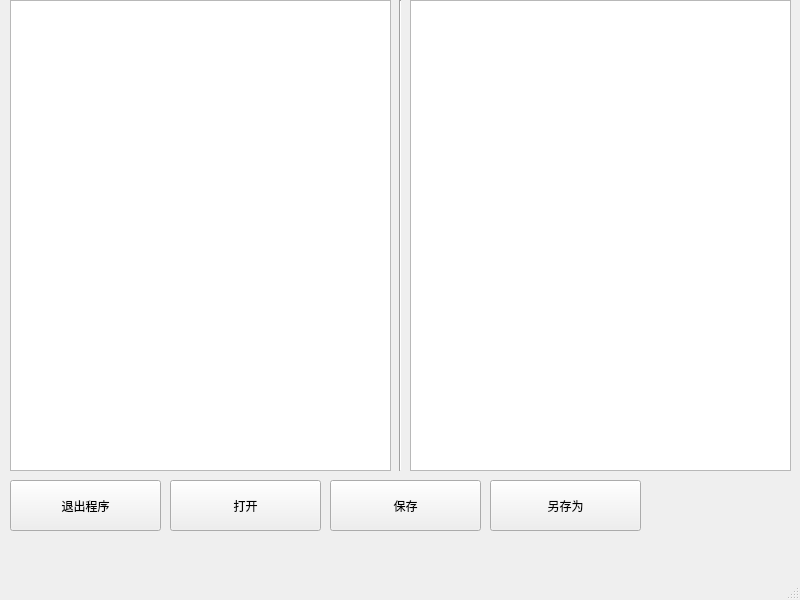
Old version of the form MainWindow.ui in the repository rayxuln/MyQtMultiPlatform0.
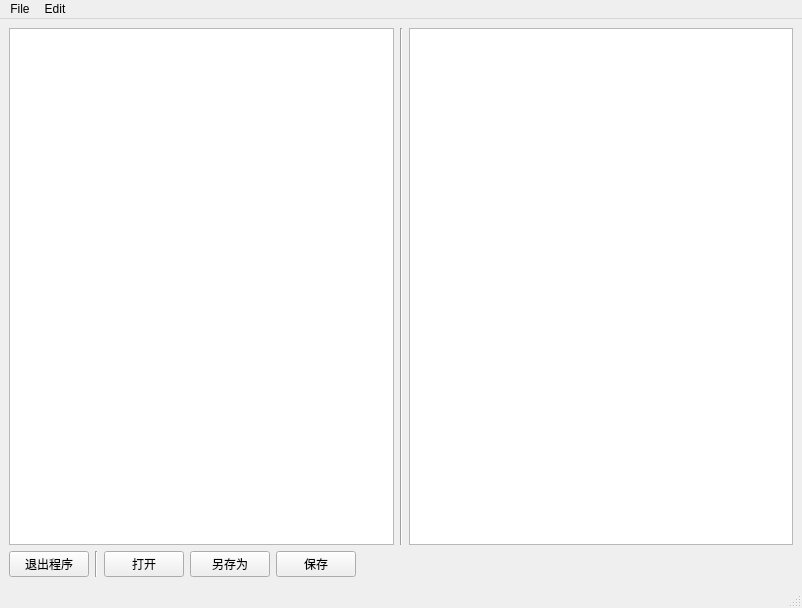
New version of the form. Icons and pictures are not drawn.

```diff
--- a/MainWindow.ui
+++ b/MainWindow.ui
@@ -6,112 +6,165 @@
    <rect>
     <x>0</x>
     <y>0</y>
-    <width>800</width>
-    <height>600</height>
+    <width>802</width>
+    <height>608</height>
    </rect>
   </property>
   <property name="windowTitle">
    <string>MainWindow</string>
   </property>
   <widget class="QWidget" name="centralwidget">
-   <widget class="QPushButton" name="quitButton">
-    <property name="geometry">
-     <rect>
-      <x>10</x>
-      <y>480</y>
-      <width>151</width>
-      <height>51</height>
-     </rect>
-    </property>
-    <property name="text">
-     <string>退出程序</string>
-    </property>
-   </widget>
-   <widget class="QTreeView" name="treeView">
-    <property name="geometry">
-     <rect>
-      <x>10</x>
-      <y>0</y>
-      <width>381</width>
-      <height>471</height>
-     </rect>
-    </property>
-    <property name="animated">
-     <bool>true</bool>
-    </property>
-   </widget>
-   <widget class="QTextBrowser" name="textBrowser">
-    <property name="geometry">
-     <rect>
-      <x>410</x>
-      <y>0</y>
-      <width>381</width>
-      <height>471</height>
-     </rect>
-    </property>
-   </widget>
-   <widget class="Line" name="line">
-    <property name="geometry">
-     <rect>
-      <x>390</x>
-      <y>0</y>
-      <width>20</width>
-      <height>471</height>
-     </rect>
-    </property>
-    <property name="orientation">
-     <enum>Qt::Vertical</enum>
-    </property>
-   </widget>
-   <widget class="QPushButton" name="openButton">
-    <property name="geometry">
-     <rect>
-      <x>170</x>
-      <y>480</y>
-      <width>151</width>
-      <height>51</height>
-     </rect>
-    </property>
-    <property name="text">
-     <string>打开</string>
-    </property>
-   </widget>
-   <widget class="QPushButton" name="saveButton">
-    <property name="geometry">
-     <rect>
-      <x>330</x>
-      <y>480</y>
-      <width>151</width>
-      <height>51</height>
-     </rect>
-    </property>
-    <property name="text">
-     <string>保存</string>
-    </property>
-   </widget>
-   <widget class="QPushButton" name="saveAnotherButton">
-    <property name="geometry">
-     <rect>
-      <x>490</x>
-      <y>480</y>
-      <width>151</width>
-      <height>51</height>
-     </rect>
-    </property>
-    <property name="text">
-     <string>另存为</string>
-    </property>
-   </widget>
+   <property name="sizePolicy">
+    <sizepolicy hsizetype="Expanding" vsizetype="Expanding">
+     <horstretch>0</horstretch>
+     <verstretch>0</verstretch>
+    </sizepolicy>
+   </property>
+   <layout class="QGridLayout" name="gridLayout">
+    <item row="0" column="0">
+     <layout class="QVBoxLayout" name="verticalLayout">
+      <property name="sizeConstraint">
+       <enum>QLayout::SetMaximumSize</enum>
+      </property>
+      <item>
+       <layout class="QHBoxLayout" name="horizontalLayout">
+        <property name="sizeConstraint">
+         <enum>QLayout::SetMinimumSize</enum>
+        </property>
+        <item>
+         <widget class="QTreeView" name="treeView">
+          <property name="animated">
+           <bool>true</bool>
+          </property>
+         </widget>
+        </item>
+        <item>
+         <widget class="Line" name="line">
+          <property name="orientation">
+           <enum>Qt::Vertical</enum>
+          </property>
+         </widget>
+        </item>
+        <item>
+         <widget class="QTextBrowser" name="textBrowser"/>
+        </item>
+       </layout>
+      </item>
+      <item>
+       <layout class="QHBoxLayout" name="horizontalLayout_3">
+        <item>
+         <widget class="QPushButton" name="quitButton">
+          <property name="sizePolicy">
+           <sizepolicy hsizetype="Maximum" vsizetype="Maximum">
+            <horstretch>0</horstretch>
+            <verstretch>0</verstretch>
+           </sizepolicy>
+          </property>
+          <property name="text">
+           <string>退出程序</string>
+          </property>
+          <property name="flat">
+           <bool>false</bool>
+          </property>
+         </widget>
+        </item>
+        <item>
+         <widget class="Line" name="line_2">
+          <property name="orientation">
+           <enum>Qt::Vertical</enum>
+          </property>
+         </widget>
+        </item>
+        <item>
+         <widget class="QPushButton" name="openButton">
+          <property name="sizePolicy">
+           <sizepolicy hsizetype="Maximum" vsizetype="Maximum">
+            <horstretch>0</horstretch>
+            <verstretch>0</verstretch>
+           </sizepolicy>
+          </property>
+          <property name="text">
+           <string>打开</string>
+          </property>
+         </widget>
+        </item>
+        <item>
+         <widget class="QPushButton" name="saveAnotherButton">
+          <property name="sizePolicy">
+           <sizepolicy hsizetype="Maximum" vsizetype="Maximum">
+            <horstretch>0</horstretch>
+            <verstretch>0</verstretch>
+           </sizepolicy>
+          </property>
+          <property name="text">
+           <string>另存为</string>
+          </property>
+         </widget>
+        </item>
+        <item>
+         <widget class="QPushButton" name="saveButton">
+          <property name="sizePolicy">
+           <sizepolicy hsizetype="Maximum" vsizetype="Maximum">
+            <horstretch>0</horstretch>
+            <verstretch>5</verstretch>
+           </sizepolicy>
+          </property>
+          <property name="text">
+           <string>保存</string>
+          </property>
+         </widget>
+        </item>
+        <item>
+         <spacer name="horizontalSpacer">
+          <property name="orientation">
+           <enum>Qt::Horizontal</enum>
+          </property>
+          <property name="sizeHint" stdset="0">
+           <size>
+            <width>40</width>
+            <height>20</height>
+           </size>
+          </property>
+         </spacer>
+        </item>
+       </layout>
+      </item>
+     </layout>
+    </item>
+   </layout>
   </widget>
   <widget class="QMenuBar" name="menubar">
    <property name="geometry">
     <rect>
      <x>0</x>
      <y>0</y>
-     <width>800</width>
+     <width>802</width>
      <height>22</height>
     </rect>
    </property>
+   <widget class="QMenu" name="menuFile">
+    <property name="title">
+     <string>File</string>
+    </property>
+    <addaction name="actionOpen_File"/>
+    <addaction name="actionSave_File"/>
+    <addaction name="actionSave_as"/>
+    <addaction name="separator"/>
+    <addaction name="actionQuit"/>
+   </widget>
+   <widget class="QMenu" name="menuEdit">
+    <property name="title">
+     <string>Edit</string>
+    </property>
+    <addaction name="actionAdd_item"/>
+    <addaction name="actionAddChild"/>
+    <addaction name="actionDelete"/>
+    <addaction name="separator"/>
+    <addaction name="actionExpand_All"/>
+    <addaction name="actionCollaps_All"/>
+   </widget>
+   <addaction name="menuFile"/>
+   <addaction name="menuEdit"/>
   </widget>
   <widget class="QStatusBar" name="statusbar"/>
  </widget>
```
Left out of the diff: 76 changed lines with no effect on the pictures.
